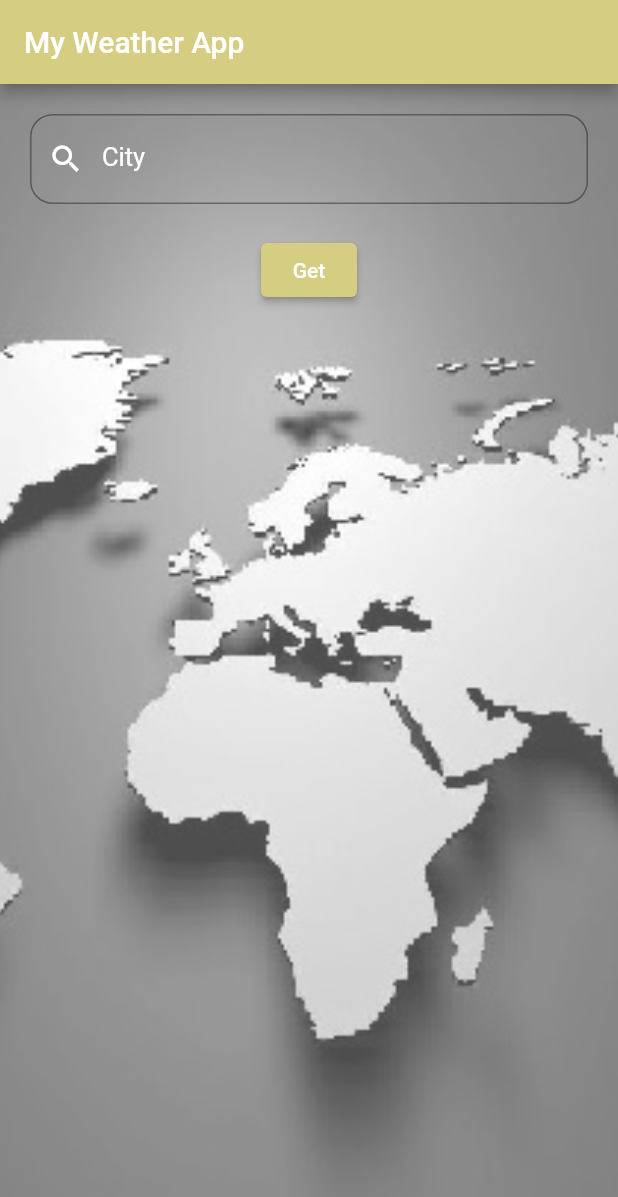
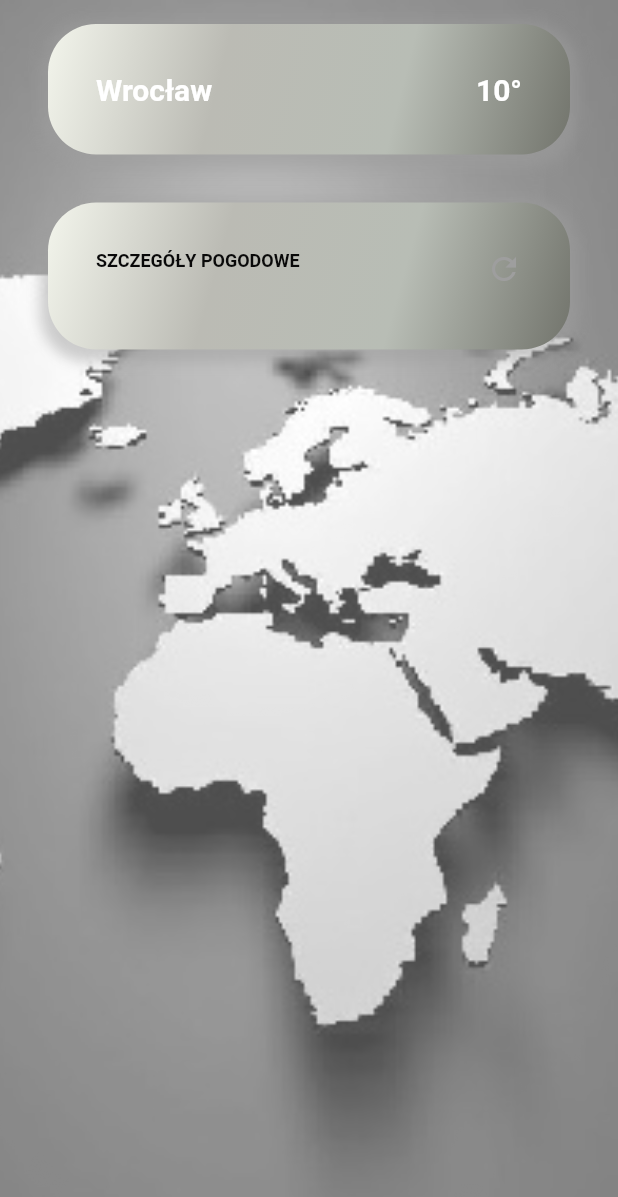
Before and after one commit to Martyna-Gawin/my_weather_app, a Flutter app: the screen it shows after launch, after a tap on "Get", on a phone screen of 412 x 824 dp. Shown: the top 1197 px of the screen. Run offline on Flutter 3.47's test engine with Material 2 defaults, Android fonts, the phone set to English and light mode, and no system bars.

Commit message:
Add new screen

```diff
--- a/lib/features/home/pages/home_page.dart
+++ b/lib/features/home/pages/home_page.dart
@@ -1,15 +1,11 @@
 import 'package:flutter/material.dart';
+import 'package:my_weather_app/features/weather_page/pages/weather_page.dart';
 
-class HomePage extends StatefulWidget {
+class HomePage extends StatelessWidget {
   const HomePage({
     Key? key,
   }) : super(key: key);
 
-  @override
-  State<HomePage> createState() => _HomePageState();
-}
-
-class _HomePageState extends State<HomePage> {
   @override
   Widget build(BuildContext context) {
     return Scaffold(
@@ -46,18 +42,26 @@ class _HomePageState extends State<HomePage> {
                     label: Text('City'),
                     labelStyle: TextStyle(fontSize: 17, color: Colors.white),
                     hintText: 'Warszawa',
-                      hintStyle: TextStyle(fontSize: 17, color: Colors.white)),
+                    hintStyle: TextStyle(fontSize: 17, color: Colors.white),
+                  ),
                 ),
               ),
             ),
             Center(
               child: ElevatedButton(
                 child: const Text('Get'),
-                onPressed: () {},
+                onPressed: () {
+                  Navigator.of(context).push(
+                    MaterialPageRoute(
+                      builder: (_) => const WeatherPage(),
+                    ),
+                  );
+                },
                 style: ButtonStyle(
                   backgroundColor: MaterialStateProperty.all<Color>(
                     const Color.fromARGB(255, 213, 205, 130),
-                )),
+                  ),
+                ),
               ),
             ),
           ],
--- /dev/null
+++ b/lib/features/weather_page/pages/weather_page.dart
@@ -0,0 +1,130 @@
+import 'package:flutter/cupertino.dart';
+import 'package:flutter/material.dart';
+
+class WeatherPage extends StatelessWidget {
+  const WeatherPage({
+    Key? key,
+  }) : super(key: key);
+
+  @override
+  Widget build(BuildContext context) {
+    return Scaffold(
+      backgroundColor: Colors.transparent,
+      body: Container(
+        width: double.infinity,
+        height: double.infinity,
+        decoration: const BoxDecoration(
+          image: DecorationImage(
+              image: AssetImage('images/world.jpg'),
+              fit: BoxFit.cover,
+              opacity: 0.7),
+        ),
+        child: Column(
+          children: [
+            Container(
+              width: double.infinity,
+              margin: const EdgeInsets.symmetric(
+                horizontal: 32,
+                vertical: 16,
+              ),
+              padding: const EdgeInsets.all(
+                32,
+              ),
+              decoration: BoxDecoration(
+                borderRadius: const BorderRadius.all(Radius.circular(32)),
+                gradient: const LinearGradient(
+                  begin: Alignment.topLeft,
+                  end: Alignment.bottomRight,
+                  colors: <Color>[
+                    Color.fromARGB(255, 243, 245, 236),
+                    Color.fromARGB(255, 187, 187, 180),
+                    Color.fromARGB(255, 184, 189, 181),
+                    Color.fromARGB(255, 114, 116, 108),
+                  ],
+                  tileMode: TileMode.mirror,
+                ),
+                boxShadow: [
+                  BoxShadow(
+                    color: Colors.grey.withOpacity(0.5),
+                    spreadRadius: 5,
+                    blurRadius: 7,
+                    offset: const Offset(0, 3),
+                  ),
+                ],
+              ),
+              child: Column(
+                children: [
+                  Row(
+                    mainAxisAlignment: MainAxisAlignment.spaceBetween,
+                    children: const [
+                      Text(
+                        'Wrocław',
+                        style: TextStyle(
+                            fontSize: 20,
+                            fontWeight: FontWeight.bold,
+                            color: Colors.white),
+                      ),
+                      Text(
+                        '10°',
+                        style: TextStyle(
+                            fontSize: 20,
+                            fontWeight: FontWeight.bold,
+                            color: Colors.white),
+                      ),
+                    ],
+                  ),
+                ],
+              ),
+            ),
+            Container(
+              width: double.infinity,
+              margin: const EdgeInsets.symmetric(horizontal: 32, vertical: 16),
+              padding: const EdgeInsets.all(32),
+              decoration: BoxDecoration(
+                borderRadius: const BorderRadius.all(Radius.circular(32)),
+                gradient: const LinearGradient(
+                  begin: Alignment.topLeft,
+                  end: Alignment.bottomRight,
+                  colors: <Color>[
+                    Color.fromARGB(255, 243, 245, 236),
+                    Color.fromARGB(255, 187, 187, 180),
+                    Color.fromARGB(255, 184, 189, 181),
+                    Color.fromARGB(255, 114, 116, 108),
+                  ],
+                  tileMode: TileMode.mirror,
+                ),
+                boxShadow: [
+                  BoxShadow(
+                    color: Colors.grey.withOpacity(0.5),
+                    spreadRadius: 5,
+                    blurRadius: 7,
+                    offset: const Offset(0, 3),
+                  ),
+                ],
+              ),
+              child: Column(
+                children: [
+                  Row(
+                    mainAxisAlignment: MainAxisAlignment.spaceBetween,
+                    crossAxisAlignment: CrossAxisAlignment.start,
+                    children: [
+                      Text(
+                        'Szczegóły pogodowe'.toUpperCase(),
+                        style: const TextStyle(
+                            fontSize: 12,
+                            fontWeight: FontWeight.bold,
+                            color: Color.fromARGB(255, 9, 9, 9)),
+                      ),
+                      const Icon(Icons.refresh, color: Colors.grey, size: 24),
+                    ],
+                  ),
+                  const SizedBox(height: 10),
+                ],
+              ),
+            ),
+          ],
+        ),
+      ),
+    );
+  }
+}
--- a/lib/main.dart
+++ b/lib/main.dart
@@ -11,12 +11,11 @@ class MyApp extends StatelessWidget {
   @override
   Widget build(BuildContext context) {
     return MaterialApp(
-      title: 'Flutter Demo',
-      theme: ThemeData(
-
-        primarySwatch: Colors.blue,
-      ),
-      home: const HomePage()
-    );
+        title: 'Flutter Demo',
+        debugShowCheckedModeBanner: false,
+        theme: ThemeData(
+          primarySwatch: Colors.blue,
+        ),
+        home: const HomePage());
   }
 }
```
Lines whose indentation alone changed are shown as unchanged.
